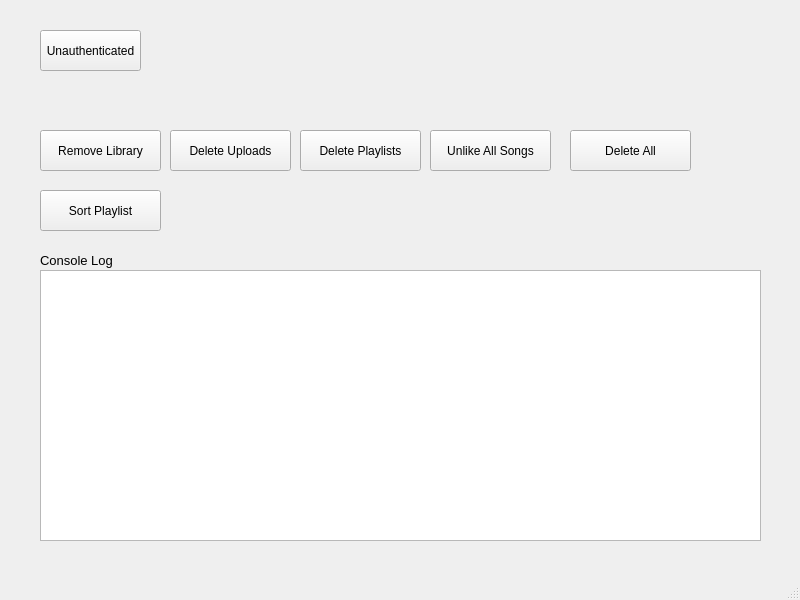
The window that src/main/resources/main_window.ui (apastel/ytmusic-deleter) describes before a commit, drawn with Qt 5.
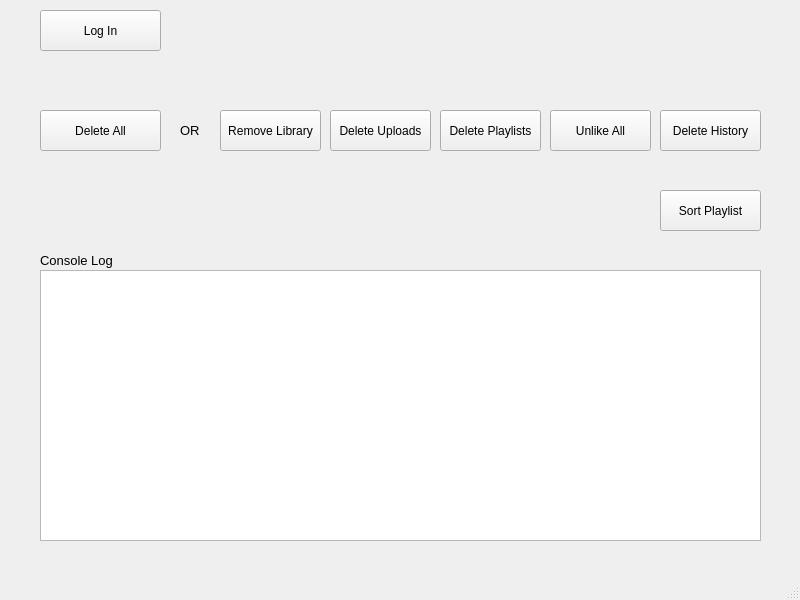
The same window after the commit.

Commit message: add 'delete-history' button

```diff
--- a/src/main/resources/main_window.ui
+++ b/src/main/resources/main_window.ui
@@ -17,9 +17,9 @@
    <widget class="QPushButton" name="removeLibraryButton">
     <property name="geometry">
      <rect>
-      <x>40</x>
-      <y>130</y>
-      <width>121</width>
+      <x>220</x>
+      <y>110</y>
+      <width>101</width>
       <height>41</height>
      </rect>
     </property>
@@ -46,9 +46,9 @@
    <widget class="QPushButton" name="deleteUploadsButton">
     <property name="geometry">
      <rect>
-      <x>170</x>
-      <y>130</y>
-      <width>121</width>
+      <x>330</x>
+      <y>110</y>
+      <width>101</width>
       <height>41</height>
      </rect>
     </property>
@@ -82,21 +82,21 @@
     <property name="geometry">
      <rect>
       <x>40</x>
-      <y>30</y>
-      <width>101</width>
+      <y>10</y>
+      <width>121</width>
       <height>41</height>
      </rect>
     </property>
     <property name="text">
-     <string>Unauthenticated</string>
+     <string>Log In</string>
     </property>
    </widget>
    <widget class="QPushButton" name="deletePlaylistsButton">
     <property name="geometry">
      <rect>
-      <x>300</x>
-      <y>130</y>
-      <width>121</width>
+      <x>440</x>
+      <y>110</y>
+      <width>101</width>
       <height>41</height>
      </rect>
     </property>
@@ -110,14 +110,14 @@
    <widget class="QPushButton" name="unlikeAllButton">
     <property name="geometry">
      <rect>
-      <x>430</x>
-      <y>130</y>
-      <width>121</width>
+      <x>550</x>
+      <y>110</y>
+      <width>101</width>
       <height>41</height>
      </rect>
     </property>
     <property name="text">
-     <string>Unlike All Songs</string>
+     <string>Unlike All</string>
     </property>
     <property name="default">
      <bool>false</bool>
@@ -126,8 +126,8 @@
    <widget class="QPushButton" name="deleteAllButton">
     <property name="geometry">
      <rect>
-      <x>570</x>
-      <y>130</y>
+      <x>40</x>
+      <y>110</y>
       <width>121</width>
       <height>41</height>
      </rect>
@@ -142,9 +142,9 @@
    <widget class="QPushButton" name="sortPlaylistButton">
     <property name="geometry">
      <rect>
-      <x>40</x>
+      <x>660</x>
       <y>190</y>
-      <width>121</width>
+      <width>101</width>
       <height>41</height>
      </rect>
     </property>
@@ -155,6 +155,41 @@
      <bool>false</bool>
     </property>
    </widget>
+   <widget class="QPushButton" name="deleteHistoryButton">
+    <property name="geometry">
+     <rect>
+      <x>660</x>
+      <y>110</y>
+      <width>101</width>
+      <height>41</height>
+     </rect>
+    </property>
+    <property name="text">
+     <string>Delete History</string>
+    </property>
+    <property name="default">
+     <bool>false</bool>
+    </property>
+   </widget>
+   <widget class="QLabel" name="orLabel">
+    <property name="geometry">
+     <rect>
+      <x>180</x>
+      <y>120</y>
+      <width>21</width>
+      <height>21</height>
+     </rect>
+    </property>
+    <property name="font">
+     <font>
+      <family>Arial</family>
+      <pointsize>10</pointsize>
+     </font>
+    </property>
+    <property name="text">
+     <string>OR</string>
+    </property>
+   </widget>
   </widget>
   <widget class="QMenuBar" name="menubar">
    <property name="geometry">
```
The commit also changes 8 other files.
